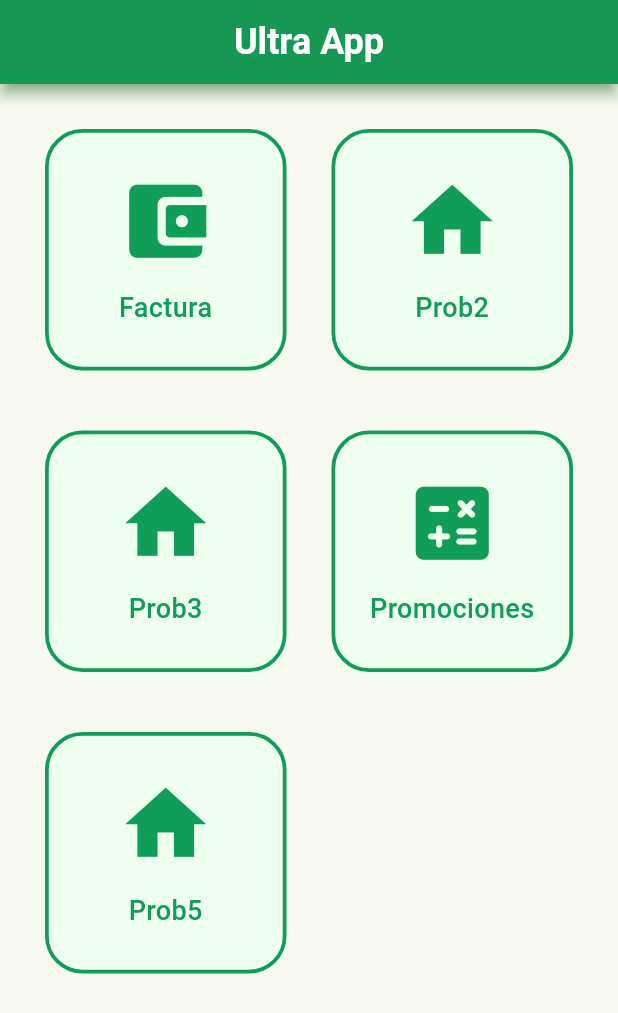
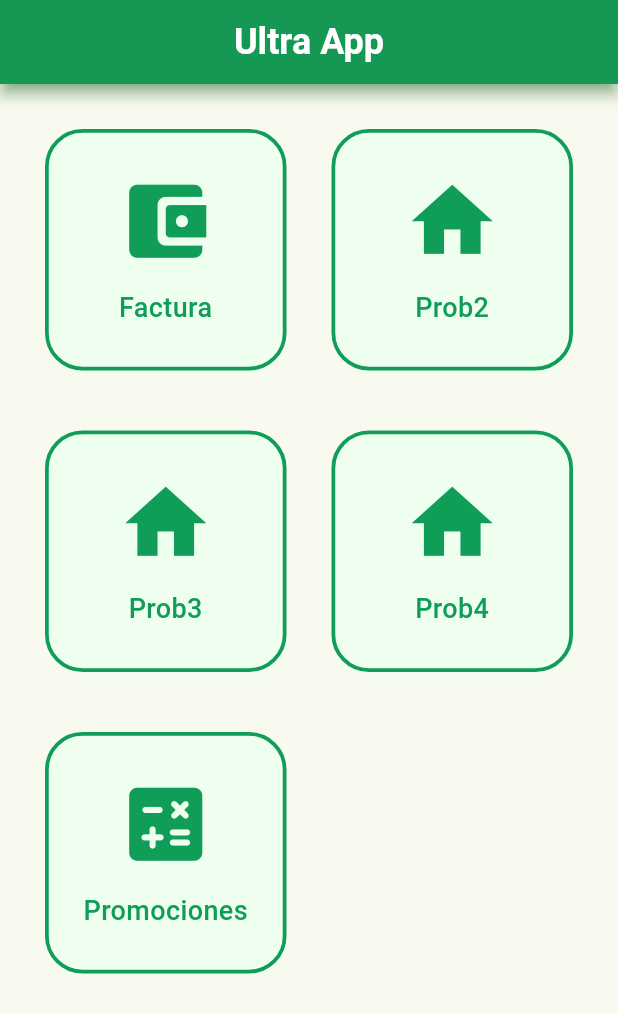
Before and after one commit to vieerr/saint-roche-atomic-design, a Flutter app: the screen it shows after launch, on a phone screen of 412 x 824 dp. Shown: the top 1013 px of the screen. Run offline on Flutter 3.47's test engine with Material 3 defaults, Android fonts, the phone set to English and light mode, and no system bars.

Commit message:
refactor(products): 💡 moved project to 5th button and removed backgroundColor

```diff
--- a/lib/home.dart
+++ b/lib/home.dart
@@ -32,14 +32,14 @@ class Home extends StatelessWidget {
             onClick: () => Navigator.pushNamed(context, '/'),
           ),
           HomeButton(
+            icon: Icons.home,
+            title: "Prob4",
+            onClick:  () => Navigator.pushNamed(context, '/'),
+          ),
+          HomeButton(
             icon: Icons.calculate_rounded,
             title: "Promociones",
             onClick:  () => Navigator.pushNamed(context, '/products'),
-          ),
-          HomeButton(
-            icon: Icons.home,
-            title: "Prob5",
-            onClick:  () => Navigator.pushNamed(context, '/'),
           ),
         ],
       ),
--- a/lib/main.dart
+++ b/lib/main.dart
@@ -23,7 +23,7 @@ class MyApp extends StatelessWidget {
         '/': (context) => const Home(),
         '/bill': (context) => const BillScreen(),
         '/bill/result': (context) => const BillResultScreen(),
-        '/products': (context) => ArticuloView(),
+        '/products': (context) => const ArticuloView(),
         '/teacher': (context) => Placeholder(),
         '/numbers': (context) => Placeholder(),
         '/hamburger': (context) => Placeholder(),
--- a/lib/products/view/articulo_view.dart
+++ b/lib/products/view/articulo_view.dart
@@ -23,7 +23,6 @@ class _ArticuloViewState extends State<ArticuloView> {
   Widget build(BuildContext context) {
     return Scaffold(
       appBar: const UltraAppBar(appBarName: 'Cálculo de Promociones'),
-      backgroundColor: UltraColors.primaryLight.withValues(alpha: 0.1),
       body: Padding(
         padding: const EdgeInsets.all(16),
         child: Column(
```
